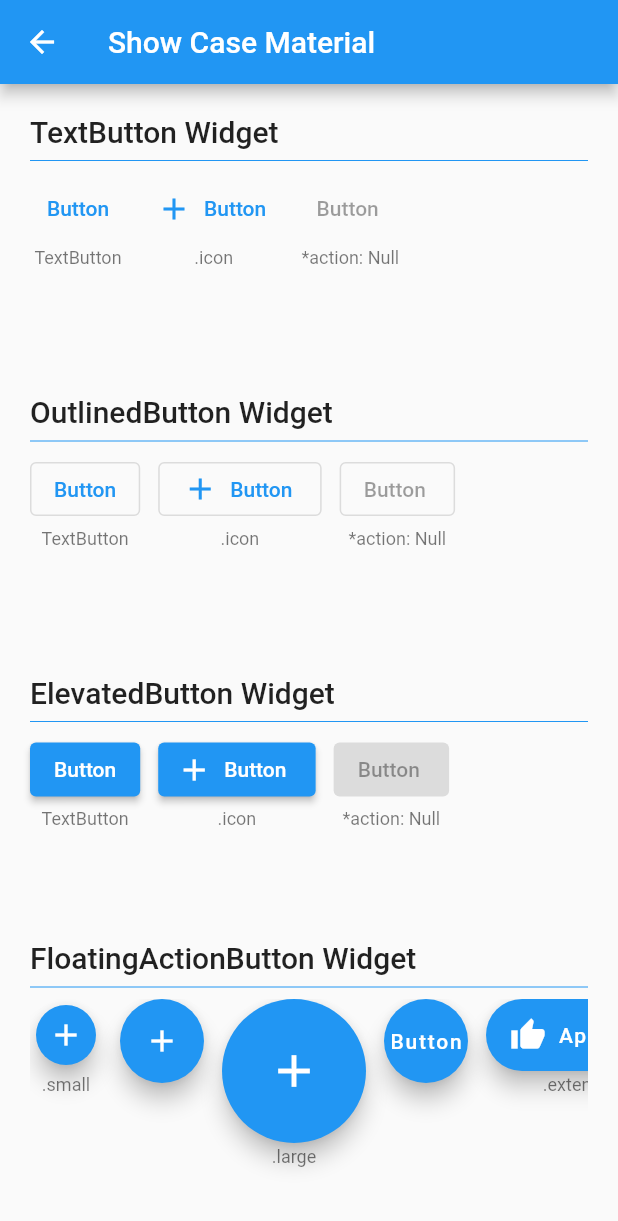
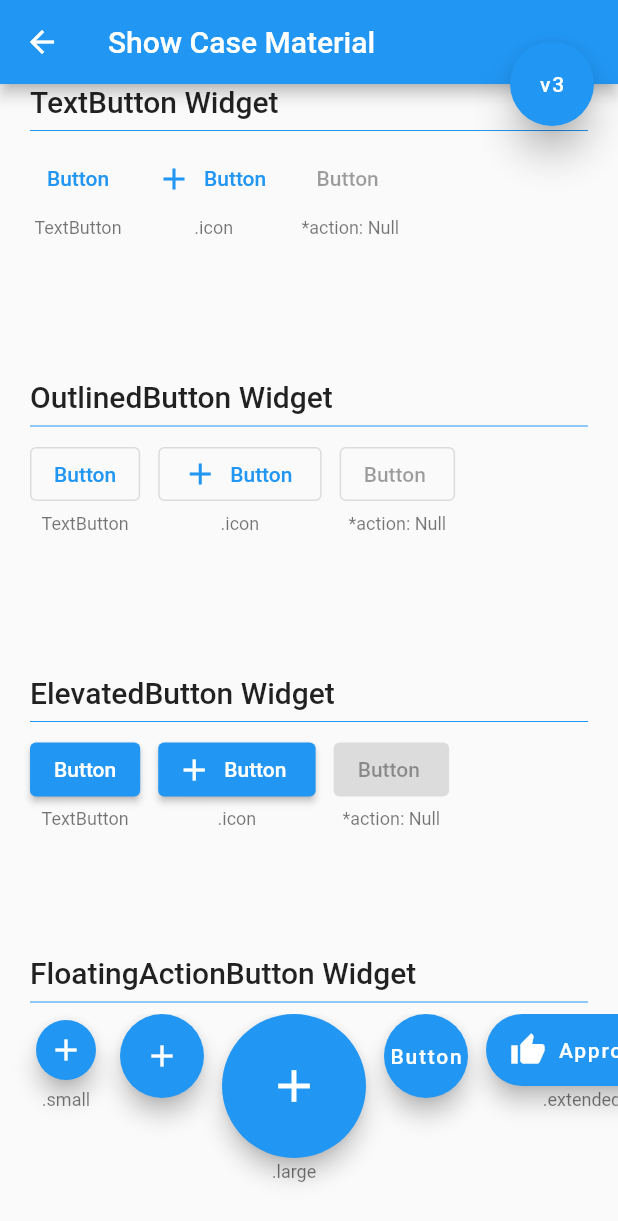
Before and after one commit to WaAlvis/MaterialDesing_show_case, a Flutter app: the ButtonsDemoScreen screen opened by its route, on a phone screen of 412 x 824 dp. Shown: the top 1221 px of the screen. Run offline on Flutter 3.47's test engine with Material 2 defaults, Android fonts, the phone set to English and light mode, and no system bars.

Commit message:
fix butons screen

```diff
--- a/lib/screens/buttons_demos_screen.dart
+++ b/lib/screens/buttons_demos_screen.dart
@@ -12,11 +12,11 @@ class ButtonsDemoScreen extends StatelessWidget {
     final TextTheme textTheme = Theme.of(context).textTheme;
     return Scaffold(
       appBar: const AppBarShowCase(),
+      floatingActionButton: const BtnChangeMaterial(),
+      floatingActionButtonLocation: FloatingActionButtonLocation.endTop,
       body:
 
-      Padding(
-        padding: const EdgeInsets.all(20.0),
-        child: Column(
+      Column(
         crossAxisAlignment: CrossAxisAlignment.start,
         mainAxisSize: MainAxisSize.min,
         children: [
@@ -48,7 +48,6 @@ class ButtonsDemoScreen extends StatelessWidget {
           ),
         ],
       ),
-      ),
     );
   }
 }
--- a/lib/widgets/button_change.dart
+++ b/lib/widgets/button_change.dart
@@ -16,6 +16,8 @@ class _BtnChangeMaterialState extends State<BtnChangeMaterial> {
   @override
   Widget build(BuildContext context) {
     return FloatingActionButton(
+      elevation: 10,
+
       heroTag: 'btn change',
       onPressed: () {
         blocTheme.typeMaterial = !blocTheme.typeMaterial;
--- a/lib/widgets/section_view_widget_example.dart
+++ b/lib/widgets/section_view_widget_example.dart
@@ -31,13 +31,20 @@ class SectionViewWidgetExample extends StatelessWidget {
         crossAxisAlignment: CrossAxisAlignment.start,
         mainAxisSize: MainAxisSize.min,
         children: [
-          Text(
-            titleSection,
-            style: textTheme.titleLarge,
+          Padding(
+            padding: const EdgeInsets.symmetric(horizontal:20.0),
+            child: Text(
+              titleSection,
+              style: textTheme.titleLarge,
+            ),
           ),
-          const Divider(),
-          Flexible(
+          const Padding(
+            padding:  EdgeInsets.symmetric(horizontal:20.0),
+            child:  Divider(),
+          ),
+          Expanded(
             child: ListView.separated(
+              padding: EdgeInsets.symmetric(horizontal:20.0),
               shrinkWrap: true,
               scrollDirection: Axis.horizontal,
               itemCount: listW.length,
```
Lines whose indentation alone changed are shown as unchanged.
